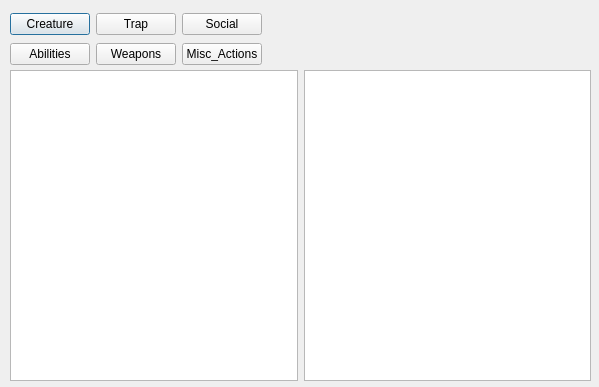
Above: ui_files/Config_Dialog.ui from nogasgofast/Adventure_Wrench before the change. Below: the same form after it.
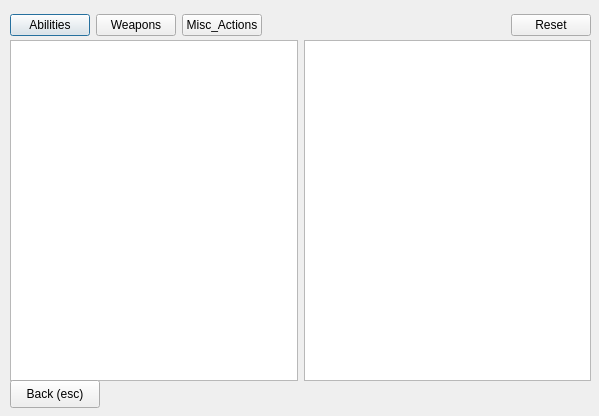
That is the form after the change.

Commit message: refactor the way config files work in prep for config manager

Diff of the .ui file:
```diff
--- a/ui_files/Config_Dialog.ui
+++ b/ui_files/Config_Dialog.ui
@@ -7,65 +7,19 @@
     <x>0</x>
     <y>0</y>
     <width>599</width>
-    <height>387</height>
+    <height>416</height>
    </rect>
   </property>
   <property name="windowTitle">
    <string>Dialog</string>
   </property>
-  <widget class="QWidget" name="layoutWidget">
-   <property name="geometry">
-    <rect>
-     <x>10</x>
-     <y>10</y>
-     <width>581</width>
-     <height>29</height>
-    </rect>
-   </property>
-   <layout class="QHBoxLayout" name="horizontalLayout">
-    <item>
-     <widget class="QPushButton" name="pushButton_creature">
-      <property name="text">
-       <string>Creature</string>
-      </property>
-     </widget>
-    </item>
-    <item>
-     <widget class="QPushButton" name="pushButton_trap">
-      <property name="text">
-       <string>Trap</string>
-      </property>
-     </widget>
-    </item>
-    <item>
-     <widget class="QPushButton" name="pushButton_social">
-      <property name="text">
-       <string>Social</string>
-      </property>
-     </widget>
-    </item>
-    <item>
-     <spacer name="horizontalSpacer">
-      <property name="orientation">
-       <enum>Qt::Horizontal</enum>
-      </property>
-      <property name="sizeHint" stdset="0">
-       <size>
-        <width>40</width>
-        <height>20</height>
-       </size>
-      </property>
-     </spacer>
-    </item>
-   </layout>
-  </widget>
   <widget class="QWidget" name="horizontalLayoutWidget">
    <property name="geometry">
     <rect>
      <x>10</x>
-     <y>70</y>
+     <y>40</y>
      <width>581</width>
-     <height>311</height>
+     <height>341</height>
     </rect>
    </property>
    <layout class="QHBoxLayout" name="horizontalLayout_3">
@@ -88,9 +42,9 @@
    <property name="geometry">
     <rect>
      <x>10</x>
-     <y>40</y>
+     <y>10</y>
      <width>581</width>
-     <height>29</height>
+     <height>30</height>
     </rect>
    </property>
    <layout class="QHBoxLayout" name="horizontalLayout_2">
@@ -128,8 +82,28 @@
       </property>
      </spacer>
     </item>
+    <item>
+     <widget class="QPushButton" name="pushButton">
+      <property name="text">
+       <string>Reset</string>
+      </property>
+     </widget>
+    </item>
    </layout>
   </widget>
+  <widget class="QPushButton" name="pushButton_2">
+   <property name="geometry">
+    <rect>
+     <x>10</x>
+     <y>380</y>
+     <width>90</width>
+     <height>28</height>
+    </rect>
+   </property>
+   <property name="text">
+    <string>Back (esc)</string>
+   </property>
+  </widget>
  </widget>
  <resources/>
  <connections/>
```
Left out of the diff: 8 changed lines with no effect on the pictures. The commit also changes 5 other files.
